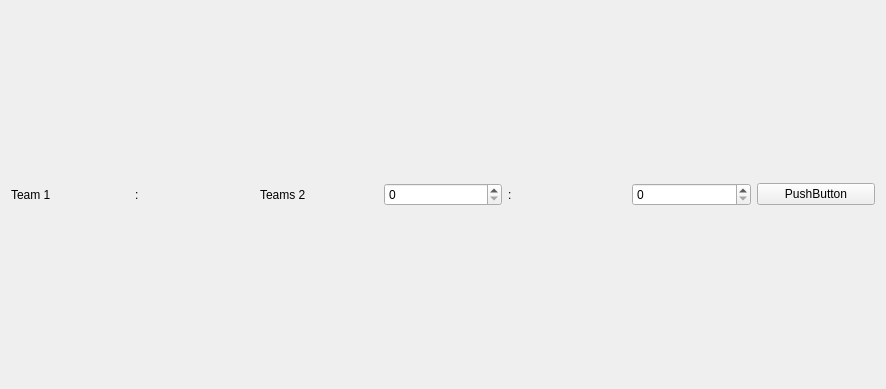
The window that frontend/src/gui/widgets/MatchWidget.ui (Schokoladenhai/dhbw-turnierplaner) describes before a commit, drawn with Qt 5.
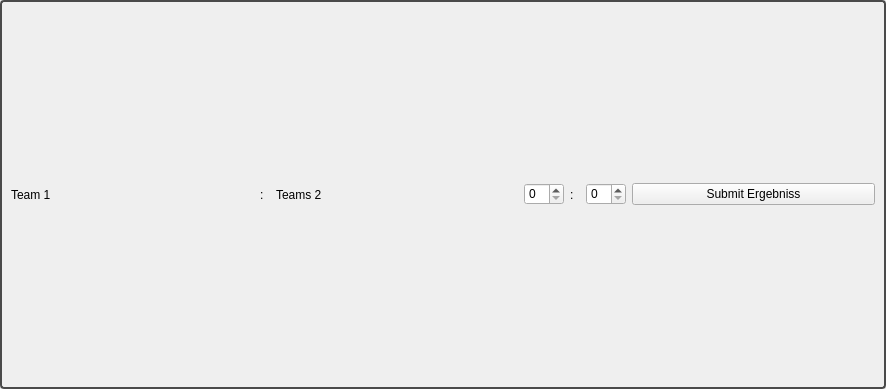
The same window after the commit.

```diff
--- a/frontend/src/gui/widgets/MatchWidget.ui
+++ b/frontend/src/gui/widgets/MatchWidget.ui
@@ -13,6 +13,13 @@
   <property name="windowTitle">
    <string>Form</string>
   </property>
+  <property name="styleSheet">
+   <string notr="true">
+#MatchWidget {
+    border: 2px solid #4A4A4A;
+    border-radius: 4px
+}</string>
+  </property>
   <layout class="QHBoxLayout" name="horizontalLayout">
    <item>
     <widget class="QLabel" name="labelTeam2">
@@ -23,6 +30,12 @@
    </item>
    <item>
     <widget class="QLabel" name="label">
+     <property name="maximumSize">
+      <size>
+       <width>10</width>
+       <height>16777215</height>
+      </size>
+     </property>
      <property name="text">
       <string>:</string>
      </property>
@@ -36,22 +49,51 @@
     </widget>
    </item>
    <item>
-    <widget class="QSpinBox" name="spinBox"/>
+    <widget class="QSpinBox" name="spinBox">
+     <property name="maximumSize">
+      <size>
+       <width>40</width>
+       <height>16777215</height>
+      </size>
+     </property>
+    </widget>
    </item>
    <item>
     <widget class="QLabel" name="labelSeparator2">
+     <property name="maximumSize">
+      <size>
+       <width>10</width>
+       <height>16777215</height>
+      </size>
+     </property>
      <property name="text">
       <string>:</string>
      </property>
     </widget>
    </item>
    <item>
-    <widget class="QSpinBox" name="spinBox_2"/>
+    <widget class="QSpinBox" name="spinBox_2">
+     <property name="maximumSize">
+      <size>
+       <width>40</width>
+       <height>16777215</height>
+      </size>
+     </property>
+    </widget>
    </item>
    <item>
     <widget class="QPushButton" name="pushButton">
+     <property name="enabled">
+      <bool>true</bool>
+     </property>
+     <property name="maximumSize">
+      <size>
+       <width>16777215</width>
+       <height>16777215</height>
+      </size>
+     </property>
      <property name="text">
-      <string>PushButton</string>
+      <string>Submit Ergebniss</string>
      </property>
     </widget>
    </item>
```
